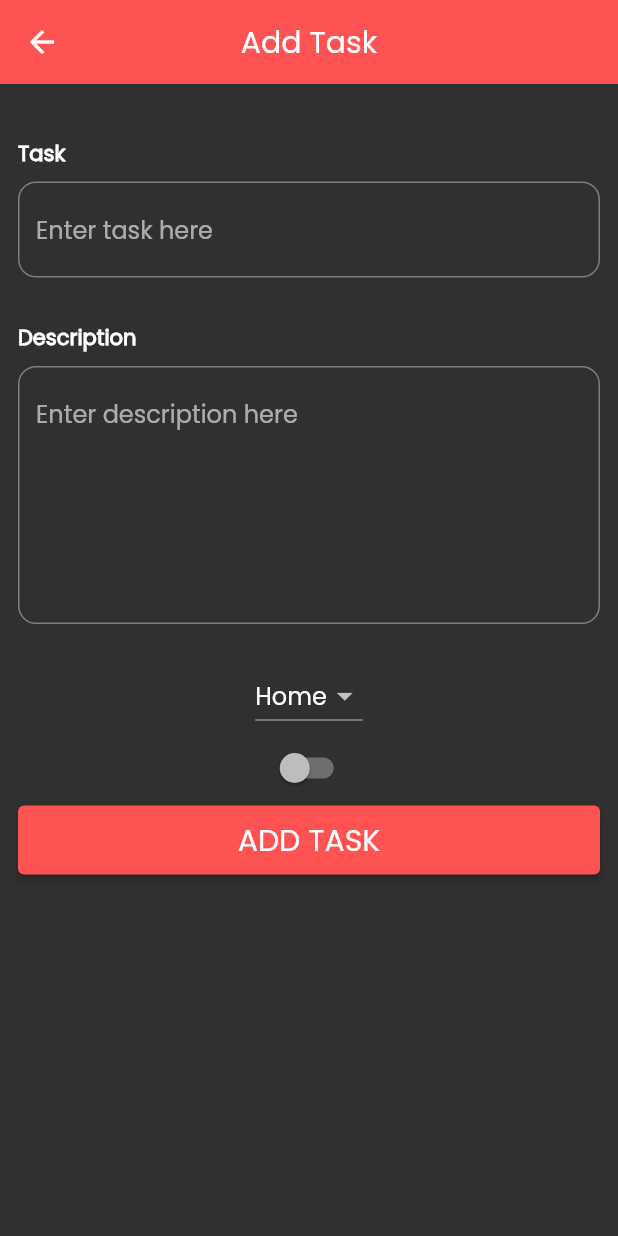
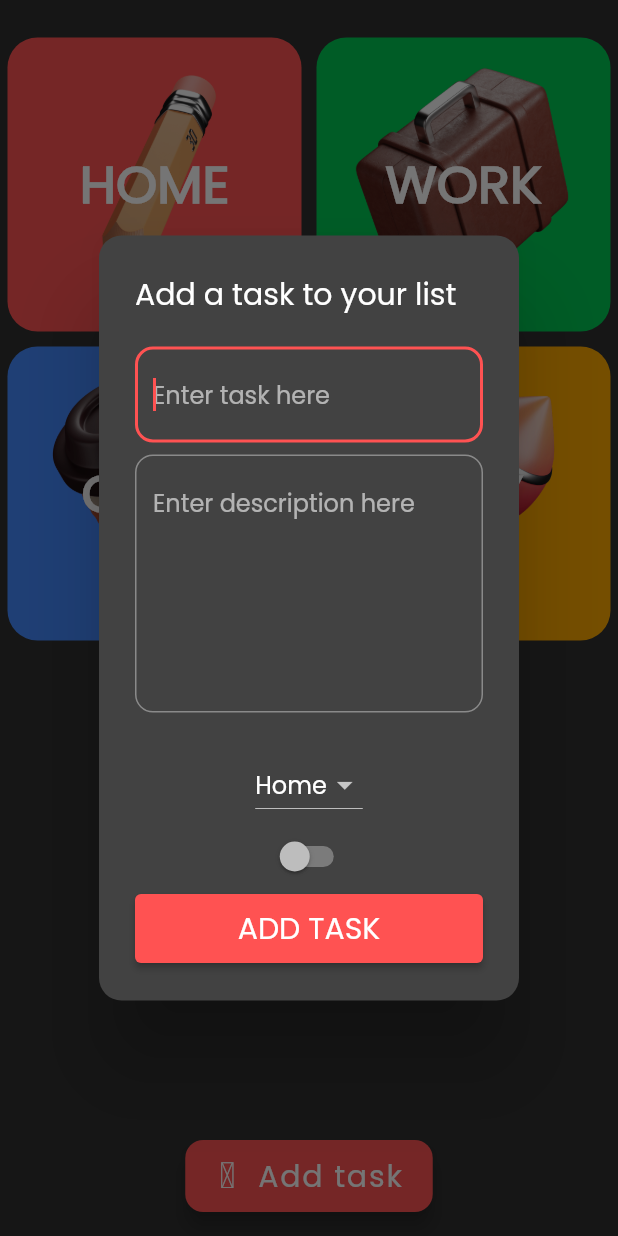
Before and after one commit to ak19992017/task-master, a Flutter app: the screen it shows once a user with an empty profile is signed in, after a tap on "Add task", on a phone screen of 412 x 824 dp. Run offline on Flutter 3.47's test engine with Material 2 defaults, Android fonts, the phone set to English and light mode, and no system bars; our stand-ins replace cloud_firestore, eva_icons_flutter, firebase_auth, firebase_core; missing offline and left inert: flutterfire_ui; accounts and stored records are empty; statements that could not run were skipped.

Commit message:
add task popup

```diff
--- a/lib/main.dart
+++ b/lib/main.dart
@@ -26,10 +26,9 @@ class MyApp extends StatelessWidget {
     return MaterialApp(
       title: 'Task master',
       debugShowCheckedModeBanner: false,
-
       themeMode: themeProvider.selectedThemeMode,
       theme: ThemeData(
-        useMaterial3: true,
+        // useMaterial3: true,
         brightness: Brightness.light,
         primarySwatch: AppColors.getMaterialColorFromColor(
             themeProvider.selectedPrimaryColor),
--- a/lib/others/constants.dart
+++ b/lib/others/constants.dart
@@ -1,4 +1,5 @@
 import 'package:flutter/material.dart';
+import 'package:task_master/others/firestore_services.dart';
 
 Color giveCategoryGetColor(String e) {
   if (e == 'Home') {
@@ -66,3 +67,124 @@ class AppColors {
     return MaterialColor(color.value, _colorShades);
   }
 }
+
+addTaskPopup(BuildContext context) {
+  final TextEditingController _task = TextEditingController();
+  final TextEditingController _description = TextEditingController();
+  String _dropdownValue = 'Home';
+  bool _completed = false;
+  FirestoreServices firestoreServices = FirestoreServices();
+  //Create AlertDialog and show the dialog
+  return showDialog(
+    context: context,
+    builder: (BuildContext context) {
+      return StatefulBuilder(builder: (context, setState) {
+        return AlertDialog(
+          shape:
+              RoundedRectangleBorder(borderRadius: BorderRadius.circular(15)),
+          title: const Text('Add a task to your list'),
+          content: Form(
+            child: SingleChildScrollView(
+              child: Column(
+                mainAxisSize: MainAxisSize.min,
+                mainAxisAlignment: MainAxisAlignment.spaceBetween,
+                children: [
+                  Column(
+                    crossAxisAlignment: CrossAxisAlignment.start,
+                    children: [
+                      // const SizedBox(height: 24.0),
+                      // const Text('Task',
+                      //     style: TextStyle(fontWeight: FontWeight.bold)),
+                      // const SizedBox(height: 8.0),
+                      TextFormField(
+                        autofocus: true,
+                        decoration: const InputDecoration(
+                          hintText: 'Enter task here',
+                          border: OutlineInputBorder(
+                            borderRadius: BorderRadius.all(
+                              Radius.circular(12),
+                            ),
+                          ),
+                        ),
+                        controller: _task,
+                        textInputAction: TextInputAction.next,
+                        keyboardType: TextInputType.name,
+                        textCapitalization: TextCapitalization.sentences,
+                      ),
+                      // const SizedBox(height: 30.0),
+                      // const Text(
+                      //   'Description',
+                      //   style: TextStyle(fontWeight: FontWeight.bold),
+                      // ),
+                      const SizedBox(height: 8.0),
+                      TextFormField(
+                        decoration: const InputDecoration(
+                            hintText: 'Enter description here',
+                            border: OutlineInputBorder(
+                                borderRadius:
+                                    BorderRadius.all(Radius.circular(12)))),
+                        controller: _description,
+                        maxLines: 6,
+                        textInputAction: TextInputAction.newline,
+                        keyboardType: TextInputType.multiline,
+                        textCapitalization: TextCapitalization.sentences,
+                      ),
+                      const SizedBox(height: 24.0),
+                    ],
+                  ),
+                  DropdownButton<String>(
+                    value: _dropdownValue,
+                    items: folderList
+                        .map<DropdownMenuItem<String>>((String value) {
+                      return DropdownMenuItem<String>(
+                          child: Text(value), value: value);
+                    }).toList(),
+                    onChanged: (String? newValue) =>
+                        setState(() => _dropdownValue = newValue!),
+                  ),
+                  Switch(
+                    value: _completed,
+                    onChanged: (value) => setState(() => _completed = value),
+                  ),
+                  SizedBox(
+                    width: double.infinity,
+                    child: ElevatedButton(
+                      child: const Text(
+                        'ADD TASK',
+                        style: TextStyle(fontSize: 20),
+                      ),
+                      style: ButtonStyle(
+                          backgroundColor: MaterialStateProperty.all(
+                              giveCategoryGetColor(_dropdownValue)),
+                          padding: MaterialStateProperty.all(
+                              const EdgeInsets.symmetric(vertical: 8))),
+                      onPressed: () {
+                        firestoreServices.addTask(_task.text, _description.text,
+                            _completed, _dropdownValue);
+                        Navigator.pop(context);
+                      },
+                    ),
+                  )
+                ],
+              ),
+            ),
+          ),
+          // actions: <Widget>[
+          //   ElevatedButton(
+          //     child: const Text('ADD'),
+          //     onPressed: () {
+          //       Navigator.of(context).pop();
+          //     },
+          //   ),
+          //   TextButton(
+          //     child: const Text('CANCEL'),
+          //     onPressed: () {
+          //       Navigator.of(context).pop();
+          //     },
+          //   ),
+          // ],
+        );
+      });
+    },
+  );
+}
--- a/lib/screens/add_screen.dart
+++ /dev/null
@@ -1,122 +0,0 @@
-// ignore_for_file: avoid_print, unused_import
-import 'package:cloud_firestore/cloud_firestore.dart';
-import 'package:firebase_auth/firebase_auth.dart';
-import 'package:flutter/material.dart';
-import 'package:task_master/others/constants.dart';
-import 'package:task_master/others/firestore_services.dart';
-
-class AddTaskScreen extends StatefulWidget {
-  const AddTaskScreen({Key? key}) : super(key: key);
-
-  @override
-  _AddTaskScreenState createState() => _AddTaskScreenState();
-}
-
-class _AddTaskScreenState extends State<AddTaskScreen> {
-  final TextEditingController _task = TextEditingController();
-  final TextEditingController _description = TextEditingController();
-
-  String _dropdownValue = 'Home';
-  bool _completed = false;
-  @override
-  Widget build(BuildContext context) {
-    FirestoreServices firestoreServices = FirestoreServices();
-    return SafeArea(
-      child: Scaffold(
-        appBar: AppBar(
-          title: const Text('Add Task'),
-          backgroundColor: giveCategoryGetColor(_dropdownValue),
-          elevation: 0,
-          centerTitle: true,
-        ),
-        body: Form(
-          child: Padding(
-            padding: const EdgeInsets.all(12.0),
-            child: SingleChildScrollView(
-              child: Column(
-                mainAxisAlignment: MainAxisAlignment.spaceBetween,
-                children: [
-                  Column(
-                    crossAxisAlignment: CrossAxisAlignment.start,
-                    children: [
-                      const SizedBox(height: 24.0),
-                      const Text('Task',
-                          style: TextStyle(fontWeight: FontWeight.bold)),
-                      const SizedBox(height: 8.0),
-                      TextFormField(
-                        decoration: const InputDecoration(
-                          hintText: 'Enter task here',
-                          border: OutlineInputBorder(
-                            borderRadius: BorderRadius.all(
-                              Radius.circular(12),
-                            ),
-                          ),
-                        ),
-                        controller: _task,
-                        textInputAction: TextInputAction.next,
-                        keyboardType: TextInputType.name,
-                        textCapitalization: TextCapitalization.sentences,
-                      ),
-                      const SizedBox(height: 30.0),
-                      const Text(
-                        'Description',
-                        style: TextStyle(fontWeight: FontWeight.bold),
-                      ),
-                      const SizedBox(height: 8.0),
-                      TextFormField(
-                        decoration: const InputDecoration(
-                            hintText: 'Enter description here',
-                            border: OutlineInputBorder(
-                                borderRadius:
-                                    BorderRadius.all(Radius.circular(12)))),
-                        controller: _description,
-                        maxLines: 6,
-                        textInputAction: TextInputAction.newline,
-                        keyboardType: TextInputType.multiline,
-                        textCapitalization: TextCapitalization.sentences,
-                      ),
-                      const SizedBox(height: 24.0),
-                    ],
-                  ),
-                  DropdownButton<String>(
-                    value: _dropdownValue,
-                    items: folderList
-                        .map<DropdownMenuItem<String>>((String value) {
-                      return DropdownMenuItem<String>(
-                          child: Text(value), value: value);
-                    }).toList(),
-                    onChanged: (String? newValue) =>
-                        setState(() => _dropdownValue = newValue!),
-                  ),
-                  Switch(
-                    value: _completed,
-                    onChanged: (value) => setState(() => _completed = value),
-                  ),
-                  SizedBox(
-                    width: double.infinity,
-                    child: ElevatedButton(
-                      child: const Text(
-                        'ADD TASK',
-                        style: TextStyle(fontSize: 20),
-                      ),
-                      style: ButtonStyle(
-                          backgroundColor: MaterialStateProperty.all(
-                              giveCategoryGetColor(_dropdownValue)),
-                          padding: MaterialStateProperty.all(
-                              const EdgeInsets.symmetric(vertical: 8))),
-                      onPressed: () {
-                        firestoreServices.addTask(_task.text, _description.text,
-                            _completed, _dropdownValue);
-                        Navigator.pop(context);
-                      },
-                    ),
-                  )
-                ],
-              ),
-            ),
-          ),
-        ),
-      ),
-    );
-  }
-}
--- a/lib/screens/auth_screen.dart
+++ b/lib/screens/auth_screen.dart
@@ -4,7 +4,6 @@ import 'package:eva_icons_flutter/eva_icons_flutter.dart';
 import 'package:firebase_auth/firebase_auth.dart';
 import 'package:flutter/material.dart';
 import 'package:flutterfire_ui/auth.dart';
-import 'package:task_master/screens/add_screen.dart';
 import 'package:task_master/screens/home_desktop.dart';
 import 'package:task_master/screens/home_mobile.dart';
 import 'package:task_master/widgets/button.dart';
--- a/lib/screens/home_desktop.dart
+++ b/lib/screens/home_desktop.dart
@@ -1,6 +1,7 @@
+import 'package:eva_icons_flutter/eva_icons_flutter.dart';
 import 'package:flutter/material.dart';
+import 'package:task_master/others/constants.dart';
 import 'package:task_master/widgets/draawer.dart';
-import 'package:task_master/widgets/ffab.dart';
 
 class DesktopHomeScreen extends StatelessWidget {
   const DesktopHomeScreen({Key? key}) : super(key: key);
@@ -8,7 +9,13 @@ class DesktopHomeScreen extends StatelessWidget {
   @override
   Widget build(BuildContext context) {
     return Scaffold(
-      floatingActionButton: const SuperFAB(),
+      floatingActionButton: FloatingActionButton(
+        onPressed: () => addTaskPopup(context),
+        child: const Icon(EvaIcons.plus, color: Colors.white),
+        backgroundColor: Theme.of(context).primaryColor,
+        shape: const RoundedRectangleBorder(
+            borderRadius: BorderRadius.all(Radius.circular(12.0))),
+      ),
       body: Row(
         children: [
           const SuperDrawer(),
--- a/lib/widgets/draawer.dart
+++ b/lib/widgets/draawer.dart
@@ -29,6 +29,7 @@ class _SuperDrawerState extends State<SuperDrawer> {
     var themeProvider = context.watch<ThemeProvider>();
     bool _value =
         themeProvider.selectedThemeMode == ThemeMode.light ? false : true;
+
     String uniqueId = FirebaseAuth.instance.currentUser!.uid;
     CollectionReference users = FirebaseFirestore.instance.collection('users');
     FirestoreServices firestoreServices = FirestoreServices();
@@ -85,18 +86,20 @@ class _SuperDrawerState extends State<SuperDrawer> {
                   // backgroundColor: giveCategoryGetColor(folderList[index]),
                   // collapsedBackgroundColor:
                   // giveCategoryGetColor(folderList[index]),
-                  iconColor: Colors.white,
-                  collapsedIconColor: Colors.white,
-                  textColor: Colors.white,
-                  collapsedTextColor: Colors.white,
+                  // iconColor: Colors.white,
+                  // collapsedIconColor: Colors.white,
+                  // textColor: Colors.white,
+                  // collapsedTextColor: Colors.white,
                   children: [
                     SingleChildScrollView(
                       child: StreamBuilder<QuerySnapshot>(
                         stream: users
                             .doc(uniqueId)
                             .collection('tasks')
-                            .where('category',
-                                isEqualTo: folderList[index].toLowerCase())
+                            .where('category', whereIn: [
+                              folderList[index],
+                              folderList[index].toLowerCase()
+                            ])
                             .orderBy('createdOn', descending: true)
                             .snapshots(),
                         builder: (BuildContext context,
@@ -107,7 +110,8 @@ class _SuperDrawerState extends State<SuperDrawer> {
                               physics: const NeverScrollableScrollPhysics(),
                               children: snapshot.data!.docs.map((document) {
                                 return Padding(
-                                  padding: const EdgeInsets.all(8.0),
+                                  padding: const EdgeInsets.symmetric(
+                                      vertical: 4, horizontal: 5),
                                   child: ListTile(
                                     title: Text(
                                       document['task'],
--- a/lib/widgets/ffab.dart
+++ b/lib/widgets/ffab.dart
@@ -1,6 +1,6 @@
 import 'package:eva_icons_flutter/eva_icons_flutter.dart';
 import 'package:flutter/material.dart';
-import 'package:task_master/screens/add_screen.dart';
+import 'package:task_master/others/constants.dart';
 
 class SuperFAB extends StatelessWidget {
   const SuperFAB({
@@ -10,14 +10,7 @@ class SuperFAB extends StatelessWidget {
   @override
   Widget build(BuildContext context) {
     return FloatingActionButton.extended(
-      onPressed: () {
-        Navigator.push(
-          context,
-          MaterialPageRoute(
-            builder: (context) => const AddTaskScreen(),
-          ),
-        );
-      },
+      onPressed: () => addTaskPopup(context),
       label: const Text("Add task",
           style: TextStyle(fontSize: 20, color: Colors.white)),
       icon: const Icon(EvaIcons.plus, color: Colors.white),
```
